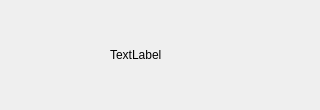
Before: the Qt Designer form vistas/ui/ui_error.ui in OasisSenpai/daw_prog, drawn with Qt 5.
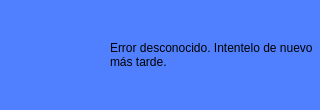
After: the same form once the commit is applied. Icons and pictures are not drawn.

Commit message: - Ventana de muestra de errores funcional. - Elimanados saltos de linea al final de cada casilla.

What changed in the file:
```diff
--- a/vistas/ui/ui_error.ui
+++ b/vistas/ui/ui_error.ui
@@ -1,7 +1,7 @@
 <?xml version="1.0" encoding="UTF-8"?>
 <ui version="4.0">
- <class>Form</class>
- <widget class="QWidget" name="Form">
+ <class>errorVentana</class>
+ <widget class="QWidget" name="errorVentana">
   <property name="geometry">
    <rect>
     <x>0</x>
@@ -28,6 +28,11 @@
   <property name="windowIcon">
    <iconset theme="QIcon::ThemeIcon::DialogWarning"/>
   </property>
+  <property name="styleSheet">
+   <string notr="true">#errorVentana {
+	background-color: #5080ff;
+}</string>
+  </property>
   <widget class="QWidget" name="horizontalLayoutWidget">
    <property name="geometry">
     <rect>
@@ -73,8 +78,14 @@
     </item>
     <item>
      <widget class="QLabel" name="textoError">
+      <property name="autoFillBackground">
+       <bool>false</bool>
+      </property>
       <property name="text">
-       <string>TextLabel</string>
+       <string>Error desconocido. Intentelo de nuevo más tarde.</string>
+      </property>
+      <property name="wordWrap">
+       <bool>true</bool>
       </property>
      </widget>
     </item>
```
The commit also changes 15 other files.
